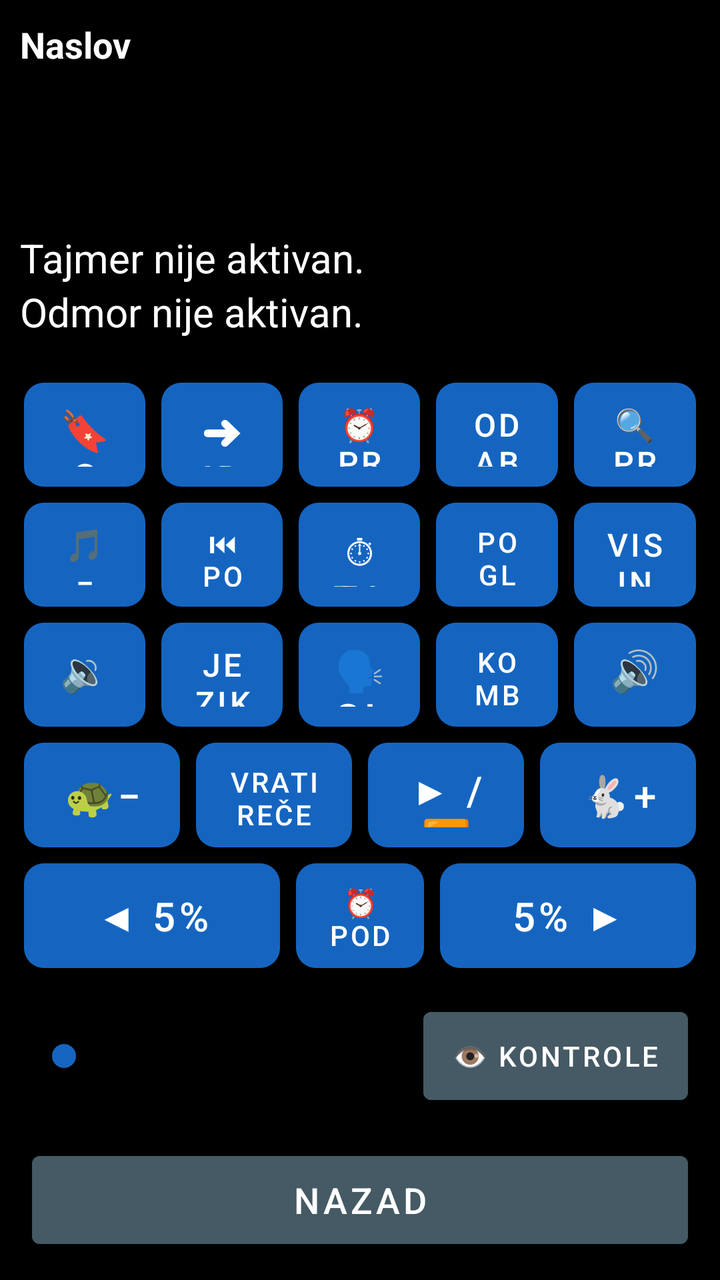
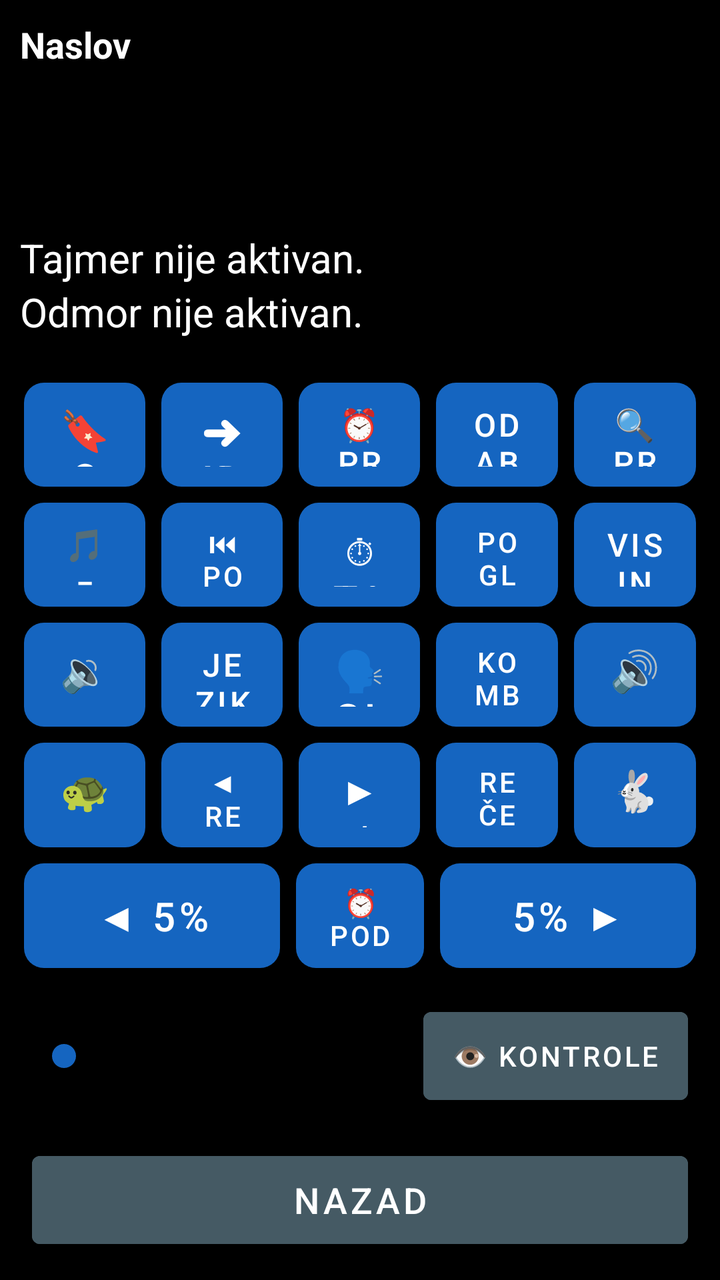

Two renders of the same Android screen: before a commit and after it. Below are the layout's source before the change and the commit's diff.
<!-- AndroidManifest.xml: application theme Theme.RecPoRec -->
<!-- res/layout/activity_reader.xml -->
<?xml version="1.0" encoding="utf-8"?>
<LinearLayout xmlns:android="http://schemas.android.com/apk/res/android"
    android:layout_width="match_parent"
    android:layout_height="match_parent"
    android:orientation="vertical"
    android:fitsSystemWindows="true"
    android:background="@color/background">

    
    <LinearLayout
        android:id="@+id/layoutStatus"
        android:layout_width="match_parent"
        android:layout_height="wrap_content"
        android:orientation="vertical"
        android:padding="10dp">

        <TextView
            android:id="@+id/textDocTitle"
            android:layout_width="match_parent"
            android:layout_height="wrap_content"
            android:textSize="18sp"
            android:textStyle="bold"
            android:textColor="@color/text_primary"
            android:maxLines="1"
            android:ellipsize="end"
            android:text="Naslov" />

        <TextView
            android:id="@+id/textPages"
            android:layout_width="match_parent"
            android:layout_height="wrap_content"
            android:textSize="20sp"
            android:textColor="@color/text_primary"
            android:accessibilityLiveRegion="polite" />

        <TextView
            android:id="@+id/textElapsed"
            android:layout_width="match_parent"
            android:layout_height="wrap_content"
            android:textSize="20sp"
            android:textColor="@color/text_primary" />

        <TextView
            android:id="@+id/textRemaining"
            android:layout_width="match_parent"
            android:layout_height="wrap_content"
            android:textSize="20sp"
            android:textColor="@color/text_primary" />

        <TextView
            android:id="@+id/textTimerStatus"
            android:layout_width="match_parent"
            android:layout_height="wrap_content"
            android:textSize="20sp"
            android:textColor="@color/text_primary"
            android:text="Tajmer nije aktivan." />

        <TextView
            android:id="@+id/textRestStatus"
            android:layout_width="match_parent"
            android:layout_height="wrap_content"
            android:textSize="20sp"
            android:textColor="@color/text_primary"
            android:text="Odmor nije aktivan." />
    </LinearLayout>

    
    <LinearLayout
        android:layout_width="match_parent"
        android:layout_height="0dp"
        android:layout_weight="1"
        android:orientation="vertical"
        android:padding="8dp">

        
        <LinearLayout
            android:id="@+id/layoutRow1"
            android:layout_width="match_parent"
            android:layout_height="0dp"
            android:layout_weight="1"
            android:orientation="horizontal">

            <Button android:id="@+id/btnBookmarks" style="@style/KeyButton"
                android:backgroundTint="@color/btn_goto_page"
                android:contentDescription="Oznake - dodaj, ukloni ili ukloni sve oznake u ovom dokumentu. Dug pritisak: brzo dodaj oznaku."
                android:text="🔖 Oznake" />

            <Button android:id="@+id/btnGoTo" style="@style/KeyButton"
                android:backgroundTint="@color/btn_goto_page"
                android:contentDescription="Idi na stranicu, minut ili oznaku. Dug pritisak: idi na početak dokumenta."
                android:text="➜ Idi na" />

            <Button android:id="@+id/btnWakeUp" style="@style/KeyButton"
                android:backgroundTint="@color/btn_wakeup"
                android:contentDescription="Probudi me u tačno vreme. Dug pritisak: isključi buđenje."
                android:textSize="16sp"
                android:text="⏰ Probudi" />

            <Button android:id="@+id/btnSelectAll" style="@style/KeyButton"
                android:backgroundTint="@color/btn_combined"
                android:contentDescription="Odaberi sve. Dug pritisak: kopiraj odabrano."
                android:textSize="16sp"
                android:text="Odaberi sve" />

            <Button android:id="@+id/btnSearchText" style="@style/KeyButton"
                android:backgroundTint="@color/btn_goto_page"
                android:contentDescription="Pretraži tekst dokumenta. Dug pritisak: ponovi poslednju pretragu."
                android:textSize="16sp"
                android:text="🔍 Pretraga" />
        </LinearLayout>

        
        <LinearLayout
            android:id="@+id/layoutRow2"
            android:layout_width="match_parent"
            android:layout_height="0dp"
            android:layout_weight="1"
            android:orientation="horizontal">

            <Button android:id="@+id/btnPitchDown" style="@style/KeyButton"
                android:backgroundTint="@color/btn_pitch"
                android:contentDescription="Smanji visinu glasa. Dug pritisak: vrati visinu na opštu."
                android:textSize="16sp"
                android:text="🎵− Visina" />

            <Button android:id="@+id/btnPrevChapter" style="@style/KeyButton"
                android:backgroundTint="@color/btn_chapter"
                android:contentDescription="@string/btn_prev_chapter"
                android:textSize="14sp"
                android:text="⏮ Poglavlje" />

            <Button android:id="@+id/btnTimer" style="@style/KeyButton"
                android:backgroundTint="@color/btn_timer"
                android:contentDescription="@string/btn_timer"
                android:text="⏱ Tajmer" />

            <Button android:id="@+id/btnNextChapter" style="@style/KeyButton"
                android:backgroundTint="@color/btn_chapter"
                android:contentDescription="@string/btn_next_chapter"
                android:textSize="14sp"
                android:text="Poglavlje ⏭" />

            <Button android:id="@+id/btnPitchUp" style="@style/KeyButton"
                android:backgroundTint="@color/btn_pitch"
                android:contentDescription="Povećaj visinu glasa. Dug pritisak: vrati visinu na opštu."
                android:textSize="16sp"
                android:text="Visina 🎵+" />
        </LinearLayout>

        
        <LinearLayout
            android:id="@+id/layoutRow3"
            android:layout_width="match_parent"
            android:layout_height="0dp"
            android:layout_weight="1"
            android:orientation="horizontal">

            <Button android:id="@+id/btnVolDown" style="@style/KeyButton"
                android:backgroundTint="@color/btn_volume"
                android:contentDescription="@string/btn_vol_down"
                android:text="🔉−" />

            <Button android:id="@+id/btnDocLanguage" style="@style/KeyButton"
                android:backgroundTint="@color/btn_goto_page"
                android:contentDescription="Jezik za ovaj dokument. Dug pritisak: poništi sve prethodne radnje."
                android:textSize="16sp"
                android:text="Jezik" />

            <Button android:id="@+id/btnVoice" style="@style/KeyButton"
                android:backgroundTint="@color/btn_voice"
                android:contentDescription="@string/btn_voice"
                android:text="🗣 Glas" />

            <Button android:id="@+id/btnCombinedVoices" style="@style/KeyButton"
                android:backgroundTint="@color/btn_combined"
                android:contentDescription="Kombinovani glasovi za ovaj dokument. Dug pritisak: automatski listaj dokument."
                android:textSize="14sp"
                android:text="Komb. glasovi" />

            <Button android:id="@+id/btnVolUp" style="@style/KeyButton"
                android:backgroundTint="@color/btn_volume"
                android:contentDescription="@string/btn_vol_up"
                android:text="🔊+" />
        </LinearLayout>

        
        <LinearLayout
            android:layout_width="match_parent"
            android:layout_height="0dp"
            android:layout_weight="1"
            android:orientation="horizontal">

            <Button android:id="@+id/btnSpeedDown" style="@style/KeyButton"
                android:backgroundTint="@color/btn_speed"
                android:contentDescription="@string/btn_speed_down"
                android:text="🐢−" />

            <Button android:id="@+id/btnRewindSentences" style="@style/KeyButton"
                android:backgroundTint="@color/btn_combined"
                android:contentDescription="Vrati rečenice. Dug pritisak: ponovi poslednje vraćanje rečenica."
                android:textSize="14sp"
                android:text="Vrati rečenice" />

            <Button android:id="@+id/btnPlayPause" style="@style/KeyButton"
                android:backgroundTint="@color/btn_play"
                android:contentDescription="@string/btn_play_pause"
                android:text="▶ / ⏸" />

            <Button android:id="@+id/btnSpeedUp" style="@style/KeyButton"
                android:backgroundTint="@color/btn_speed"
                android:contentDescription="@string/btn_speed_up"
                android:text="🐇+" />
        </LinearLayout>

        
        <LinearLayout
            android:id="@+id/layoutRow5"
            android:layout_width="match_parent"
            android:layout_height="0dp"
            android:layout_weight="1"
            android:orientation="horizontal">

            <Button android:id="@+id/btnStepBack" style="@style/KeyButton"
                android:layout_weight="2"
                android:backgroundTint="@color/btn_page_nav"
                android:contentDescription="@string/slider_back"
                android:text="◀ 5%" />

            <Button android:id="@+id/btnRemindMe" style="@style/KeyButton"
                android:backgroundTint="@color/btn_timer"
                android:contentDescription="Podsetnik, vraća dokument unazad. Dug pritisak: ponovi poslednji podsetnik."
                android:textSize="14sp"
                android:text="⏰ Podseti" />

            <Button android:id="@+id/btnStepForward" style="@style/KeyButton"
                android:layout_weight="2"
                android:backgroundTint="@color/btn_page_nav"
                android:contentDescription="@string/slider_forward"
                android:text="5% ▶" />
        </LinearLayout>

    </LinearLayout>

    
    <LinearLayout
        android:layout_width="match_parent"
        android:layout_height="wrap_content"
        android:orientation="horizontal"
        android:gravity="center_vertical"
        android:layout_marginStart="16dp"
        android:layout_marginEnd="16dp"
        android:layout_marginTop="4dp"
        android:layout_marginBottom="16dp">

        <SeekBar
            android:id="@+id/seekProgress"
            android:layout_width="0dp"
            android:layout_weight="1"
            android:layout_height="56dp"
            android:contentDescription="@string/slider_position"
            android:max="100"
            android:progressTint="@color/btn_voice"
            android:thumbTint="@color/btn_voice" />

        <Button
            android:id="@+id/btnToggleControls"
            android:layout_width="wrap_content"
            android:layout_height="56dp"
            android:layout_marginStart="10dp"
            android:minWidth="0dp"
            android:paddingStart="14dp"
            android:paddingEnd="14dp"
            android:textSize="14sp"
            android:backgroundTint="@color/btn_combined"
            android:textColor="@color/button_text"
            android:contentDescription="Prikaži ili sakrij kontrole. Dug pritisak: Kratak predah, pauzira čitanje na 15 minuta."
            android:text="👁 Kontrole" />
    </LinearLayout>

    
    <Button
        android:id="@+id/btnBack"
        android:layout_width="match_parent"
        android:layout_height="56dp"
        android:layout_marginStart="16dp"
        android:layout_marginEnd="16dp"
        android:layout_marginBottom="12dp"
        android:textSize="18sp"
        android:backgroundTint="@color/btn_combined"
        android:textColor="@color/button_text"
        android:contentDescription="Nazad. Zatvara dokument, vraća na listu. Dug pritisak: pošalji aplikaciju u pozadinu."
        android:text="Nazad" />

</LinearLayout>
<!-- resources referenced by this layout -->
<resources>
  <color name="background">#000000</color>
  <color name="btn_chapter">#2E7D32</color>
  <color name="btn_combined">#455A64</color>
  <color name="btn_goto_page">#5D4037</color>
  <color name="btn_page_nav">#AD1457</color>
  <color name="btn_pitch">#283593</color>
  <color name="btn_play">#D84315</color>
  <color name="btn_speed">#00838F</color>
  <color name="btn_timer">#6A1B9A</color>
  <color name="btn_voice">#1565C0</color>
  <color name="btn_volume">#F9A825</color>
  <color name="btn_wakeup">#C62828</color>
  <color name="button_text">#FFFFFF</color>
  <color name="text_primary">#FFFFFF</color>
  <string name="btn_next_chapter">Sledeće poglavlje. Dug pritisak: spisak svih poglavlja.</string>
  <string name="btn_play_pause">Pokreni/Pauziraj čitanje. Dug pritisak: reci trenutni status.</string>
  <string name="btn_prev_chapter">Prethodno poglavlje. Dug pritisak: ponovi trenutno poglavlje.</string>
  <string name="btn_speed_down">Smanji brzinu čitanja. Dug pritisak: vrati brzinu na opštu.</string>
  <string name="btn_speed_up">Povećaj brzinu čitanja. Dug pritisak: vrati brzinu na opštu.</string>
  <string name="btn_timer">Tajmer za automatsku pauzu. Dug pritisak: isključi tajmer.</string>
  <string name="btn_voice">Izbor glasa. Dug pritisak: Zakaži čitanje.</string>
  <string name="btn_vol_down">Smanji jačinu zvuka. Dug pritisak: vrati jačinu na opštu.</string>
  <string name="btn_vol_up">Pojačaj zvuk. Dug pritisak: vrati jačinu na opštu.</string>
  <string name="slider_back">Pomeri pet posto unazad. Dug pritisak: ponovi trenutnu stranicu.</string>
  <string name="slider_forward">Pomeri pet posto unapred. Dug pritisak: poništi poslednju radnju.</string>
  <string name="slider_position">Klizač za pomeranje kroz knjigu, pet posto po koraku</string>
  <style name="KeyButton">
          <item name="android:layout_width">0dp</item>
          <item name="android:layout_height">match_parent</item>
          <item name="android:layout_weight">1</item>
          <item name="android:layout_margin">4dp</item>
          <item name="android:textSize">20sp</item>
          <item name="android:textColor">@color/button_text</item>
          <item name="android:background">@drawable/key_button_shape</item>
          <item name="android:stateListAnimator">@null</item>
          <item name="android:elevation">0dp</item>
      </style>
  <style name="Theme.RecPoRec" parent="Theme.MaterialComponents.DayNight.NoActionBar">
          <item name="android:windowBackground">@color/background</item>
          <item name="android:textColorPrimary">@color/text_primary</item>
          <item name="colorPrimary">@color/btn_voice</item>
          <item name="colorOnPrimary">@color/button_text</item>
          <item name="alertDialogTheme">@style/RecPoRecAlertDialog</item>
          <item name="android:alertDialogTheme">@style/RecPoRecAlertDialog</item>
      </style>
  <!-- drawable key_button_shape (drawable) -->
  <?xml version="1.0" encoding="utf-8"?>
  <shape xmlns:android="http://schemas.android.com/apk/res/android"
      android:shape="rectangle">
      <corners android:radius="10dp" />
      <solid android:color="#FFFFFF" />
  </shape>
  <style name="RecPoRecDialogText" parent="TextAppearance.AppCompat.Medium">
          <item name="android:textSize">20sp</item>
          <item name="android:textColor">@color/text_primary</item>
      </style>
  <style name="RecPoRecDialogButton" parent="Widget.AppCompat.Button.ButtonBar.AlertDialog">
          <item name="android:textSize">18sp</item>
          <item name="android:textColor">@color/btn_goto_page</item>
          <item name="android:textStyle">bold</item>
      </style>
  <!-- unchanged entries left out for length: 1 -->
</resources>

<!-- the commit's change to res/layout/activity_reader.xml (unified diff, before → after) -->
@@ -195,16 +195,22 @@
                 android:contentDescription="@string/btn_speed_down"
                 android:text="🐢−" />
 
-            <Button android:id="@+id/btnRewindSentences" style="@style/KeyButton"
+            <Button android:id="@+id/btnPrevSentence" style="@style/KeyButton"
                 android:backgroundTint="@color/btn_combined"
-                android:contentDescription="Vrati rečenice. Dug pritisak: ponovi poslednje vraćanje rečenica."
-                android:textSize="14sp"
-                android:text="Vrati rečenice" />
+                android:contentDescription="Prethodna rečenica. Dug pritisak: dve rečenice unazad."
+                android:textSize="14sp"
+                android:text="◀ Rečenica" />
 
             <Button android:id="@+id/btnPlayPause" style="@style/KeyButton"
                 android:backgroundTint="@color/btn_play"
                 android:contentDescription="@string/btn_play_pause"
                 android:text="▶ / ⏸" />
+
+            <Button android:id="@+id/btnNextSentence" style="@style/KeyButton"
+                android:backgroundTint="@color/btn_combined"
+                android:contentDescription="Sledeća rečenica. Dug pritisak: dve rečenice unapred."
+                android:textSize="14sp"
+                android:text="Rečenica ▶" />
 
             <Button android:id="@+id/btnSpeedUp" style="@style/KeyButton"
                 android:backgroundTint="@color/btn_speed"
